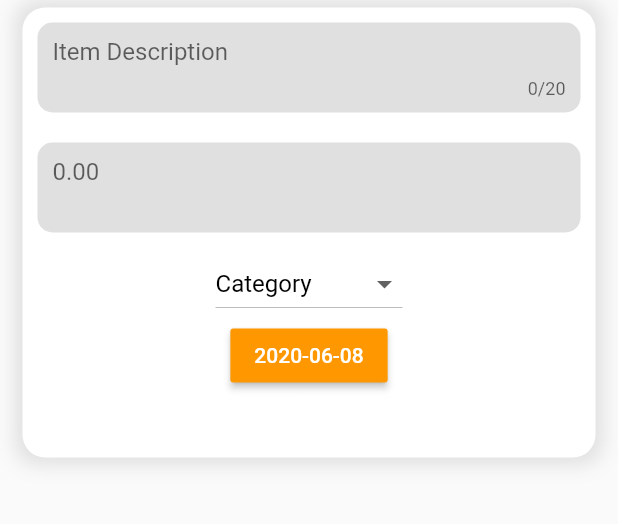
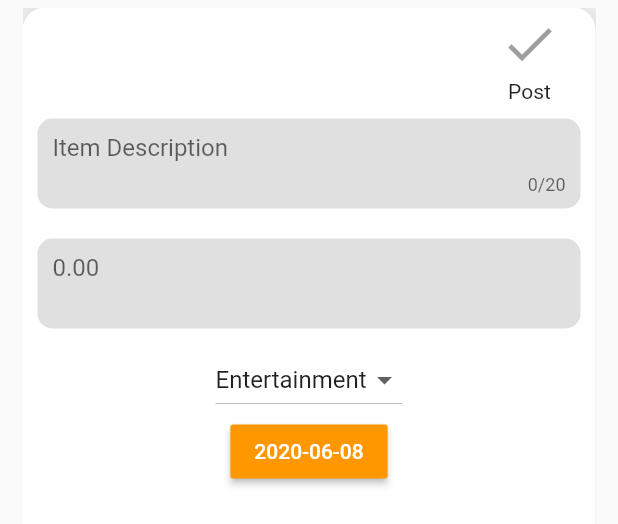
Before and after one commit to danielwse/Orbital, a Flutter app: the BottomSheetWidget widget shown alone on an empty page, opened directly, on a phone screen of 412 x 824 dp. Shown: the top 524 px of the screen. Run offline on Flutter 3.47's test engine with Material 2 defaults, Android fonts, the phone set to English and light mode, and no system bars; our stand-ins replace flutter_slidable, grouped_list, sqflite; missing offline and left inert: flutter_rounded_progress_bar; accounts and stored records are empty.

```diff
--- a/DaySpend/lib/expenses/add_expense_popup.dart
+++ b/DaySpend/lib/expenses/add_expense_popup.dart
@@ -1,5 +1,6 @@
 import 'package:flutter/material.dart';
 import 'package:flutter/cupertino.dart';
+import 'package:DaySpend/expenses/expense_db.dart';
 
 class AddExpense extends StatefulWidget {
   AddExpense({Key key}) : super(key: key);
@@ -13,20 +14,21 @@ class _AddExpenseState extends State<AddExpense> {
   PersistentBottomSheetController bottomSheetController;
   @override
   Widget build(BuildContext context) {
-    return FloatingActionButton(
+    return showFab
+        ? FloatingActionButton(
             child: Icon(Icons.add),
             mini: true,
             backgroundColor: Colors.lightBlue,
             onPressed: () {
-          bottomSheetController = showBottomSheet(
+              var bottomSheetController = showBottomSheet(
                   context: context, builder: (context) => BottomSheetWidget());
-          // bottomSheetController.closed.then((value) {
-          // showFloatingActionButton(false);
-          // });
-
-          //bottomSheetController.close();
-          // showFloatingActionButton(true);
+              showFloatingActionButton(false);
+              bottomSheetController.closed.then((value) {
+                showFloatingActionButton(true);
               });
+            },
+          )
+        : Container();
   }
 
   void showFloatingActionButton(bool value) {
@@ -48,13 +50,13 @@ class _BottomSheetWidgetState extends State<BottomSheetWidget> {
     return SingleChildScrollView(
         child: Container(
       margin: const EdgeInsets.only(top: 5, left: 15, right: 15),
-      height: 300,
-      child: Column(
+      height: 350,
+      child: SingleChildScrollView(child: Column(
           mainAxisSize: MainAxisSize.max,
           mainAxisAlignment: MainAxisAlignment.start,
           children: [
             Container(
-              height: 300,
+              height: 450,
               decoration: BoxDecoration(
                   color: Colors.white,
                   borderRadius: BorderRadius.all(Radius.circular(15)),
@@ -64,17 +66,72 @@ class _BottomSheetWidgetState extends State<BottomSheetWidget> {
                         color: Colors.grey[300],
                         spreadRadius: 5)
                   ]),
-              child: Column(children: [DecoratedTextField(), DatePicker()]),
+              child: Column(children: [DecoratedTextField()]),
             )
           ]),
-    ));
+    )));
   }
 }
 
-class DecoratedTextField extends StatelessWidget {
+class DecoratedTextField extends StatefulWidget {
+  DecoratedTextField({Key key}) : super(key: key);
+
+  @override
+  _DecoratedTextFieldState createState() => _DecoratedTextFieldState();
+}
+
+class _DecoratedTextFieldState extends State<DecoratedTextField> {
+  final descriptionController = TextEditingController();
+  final amountController = TextEditingController();
+  bool isButtonEnabled = false;
+
+  @override
+  void dispose() {
+    // Clean up the controller when the widget is disposed.
+    descriptionController.dispose();
+    amountController.dispose();
+    super.dispose();
+  }
+
+    bool isEmpty() {
+      setState(() {
+        if ((descriptionController.text.isEmpty) ||
+            (amountController.text.isEmpty)) {
+          isButtonEnabled = false;
+        } else {
+          isButtonEnabled = true;
+        }
+      });
+      return isButtonEnabled;
+    }
+
+
   @override
   Widget build(BuildContext context) {
     return Column(children: <Widget>[
+      Row(
+        mainAxisAlignment: MainAxisAlignment.end,
+        children: <Widget>[
+          Spacer(),
+          Column(
+            children: <Widget>[
+              FlatButton(
+                  onPressed: isButtonEnabled
+                      ? () {
+                          DBProvider.db.newExpense(
+                              descriptionController.text,
+                              _CategorySelectorState.getTextValue,
+                              amountController.text,
+                              _DatePickerState.formattedDate);
+                          Navigator.of(context).pop();
+                        }
+                      : null,
+                  child: Icon(Icons.check, size: 40)),
+              Text('Post')
+            ],
+          ),
+        ],
+      ),
       Container(
         height: 60,
         alignment: Alignment.topCenter,
@@ -83,6 +140,10 @@ class DecoratedTextField extends StatelessWidget {
         decoration: BoxDecoration(
             color: Colors.grey[300], borderRadius: BorderRadius.circular(10)),
         child: TextField(
+            controller: descriptionController,
+             onChanged: (val) {
+                isEmpty();
+                              },
                             autocorrect: true,
                             showCursor: true,
                             maxLengthEnforced: true,
@@ -100,16 +161,24 @@ class DecoratedTextField extends StatelessWidget {
                         decoration: BoxDecoration(
                             color: Colors.grey[300], borderRadius: BorderRadius.circular(10)),
                         child: TextField(
+                            controller: amountController,
+                             onChanged: (val) {
+                                isEmpty();
+                              },
                             textAlign: TextAlign.start,
                             keyboardType: TextInputType.number,
                             decoration: InputDecoration.collapsed(
                               hintText: '0.00',
                             )),
                       ),
-      CategorySelector()
+                      CategorySelector(),
+                      DatePicker()
                     ]);
                   }
+
   }
+
+
 
 class CategorySelector extends StatefulWidget {
   CategorySelector({Key key}) : super(key: key);
@@ -119,7 +188,10 @@ class CategorySelector extends StatefulWidget {
 }
 
 class _CategorySelectorState extends State<CategorySelector> {
-  String newValue;
+  String newValue = "1";
+  static String textValue = 'Entertainment';
+
+  static String get getTextValue => textValue;
   @override
   Widget build(BuildContext context) {
     return DropdownButton(
@@ -161,14 +233,14 @@ class DatePicker extends StatefulWidget {
 }
 
 class _DatePickerState extends State<DatePicker> {
-  DateTime pickedDate = DateTime.now();
-
+  static DateTime pickedDate = DateTime.now();
+  static String formattedDate = convertDate(pickedDate);
   @override
   void initState() {
     super.initState();
   }
 
-  String convertDate(DateTime datetime) {
+  static String convertDate(DateTime datetime) {
     String result =
         "${datetime.year.toString()}-${datetime.month.toString().padLeft(2, '0')}-${datetime.day.toString().padLeft(2, '0')}";
     return result;
--- /dev/null
+++ b/DaySpend/lib/expenses/expense_model.dart
@@ -0,0 +1,59 @@
+import 'dart:convert';
+
+Expense expenseFromJson(String str) {
+  final jsonData = json.decode(str);
+  return Expense.fromMap(jsonData);
+}
+
+String expenseToJson(Expense data) {
+  final dyn = data.toMap();
+  return json.encode(dyn);
+}
+
+class Expense {
+  String description;
+  String category;
+  String amount;
+  String date;
+
+  Expense({
+    this.description,
+    this.category,
+    this.amount,
+    this.date,
+  });
+
+  factory Expense.fromMap(Map<String, dynamic> json) => new Expense(
+        description: json["description"],
+        category: json["category"],
+        amount: json["amount"],
+        date: json["date"],
+      );
+
+  Map<String, dynamic> toMap() => {
+        "description": description,
+        "category": category,
+        "amount": amount,
+        "date": date,
+      };
+}
+
+class Variable {
+  String type;
+  String value;
+
+  Variable( {
+    this.type,
+    this.value,
+  });
+
+  factory Variable.fromMap(Map<String, dynamic> json) => new Variable(
+        type: json["type"],
+        value: json["value"],
+      );
+
+  Map<String, dynamic> toMap() => {
+        "type": type,
+        "value": value,
+      };
+}
--- a/DaySpend/lib/main.dart
+++ b/DaySpend/lib/main.dart
@@ -3,6 +3,7 @@ import 'package:flutter/cupertino.dart';
 import 'package:flutter/material.dart';
 import 'package:flutter/widgets.dart';
 import 'package:DaySpend/planner/planner.dart';
+import 'package:DaySpend/expenses/expenses.dart';
 
 void main() {
   runApp(MyApp());
@@ -28,7 +29,7 @@ class _MyAppState extends State<MyApp> {
     super.dispose();
   }
 
-  List<Widget> pages = [Homepage(), Planner()];
+  List<Widget> pages = [Expenses(),Homepage(), Planner()];
   @override
   Widget build(BuildContext context) {
     return MaterialApp(
--- a/DaySpend/pubspec.yaml
+++ b/DaySpend/pubspec.yaml
@@ -21,6 +21,8 @@ dependencies:
   grouped_list: ^3.1.0
   cupertino_icons: ^0.1.3
   flutter_slidable: ^0.5.4
+  sqflite: ^1.3.1
+  path_provider: ^1.6.10
 
 dev_dependencies:
   build_runner: ^1.7.2
```
Also changed, not shown: DaySpend/lib/expenses/DatabaseBloc.dart (added, +34 -0 lines), DaySpend/lib/expenses/expense_db.dart (added, +131 -0 lines), DaySpend/lib/expenses/expenses.dart (added, +100 -0 lines), DaySpend/pubspec.lock, 5 other files. Lines whose indentation alone changed are shown as unchanged.
